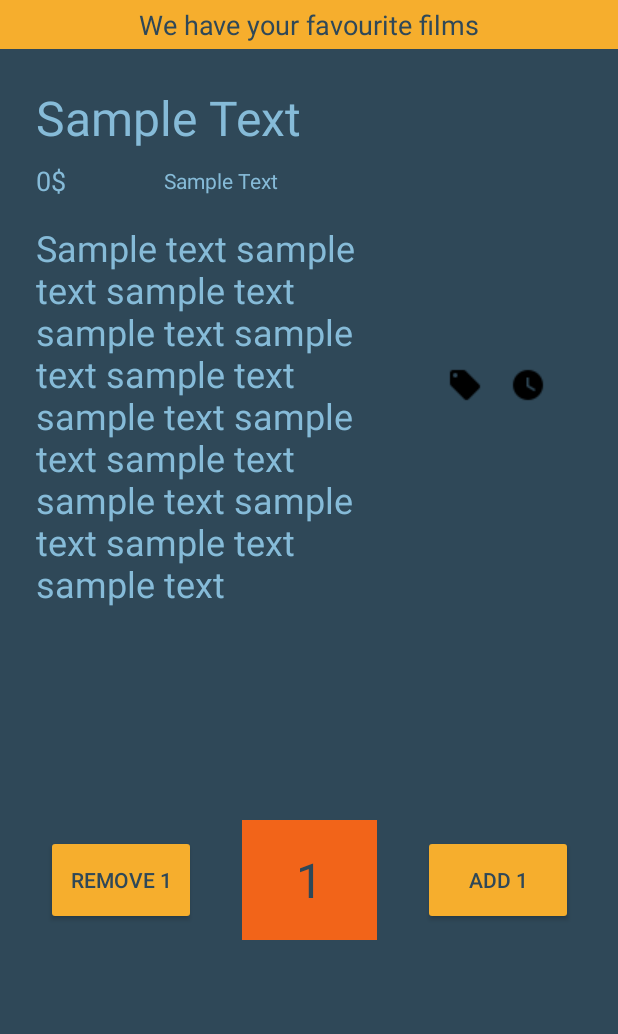
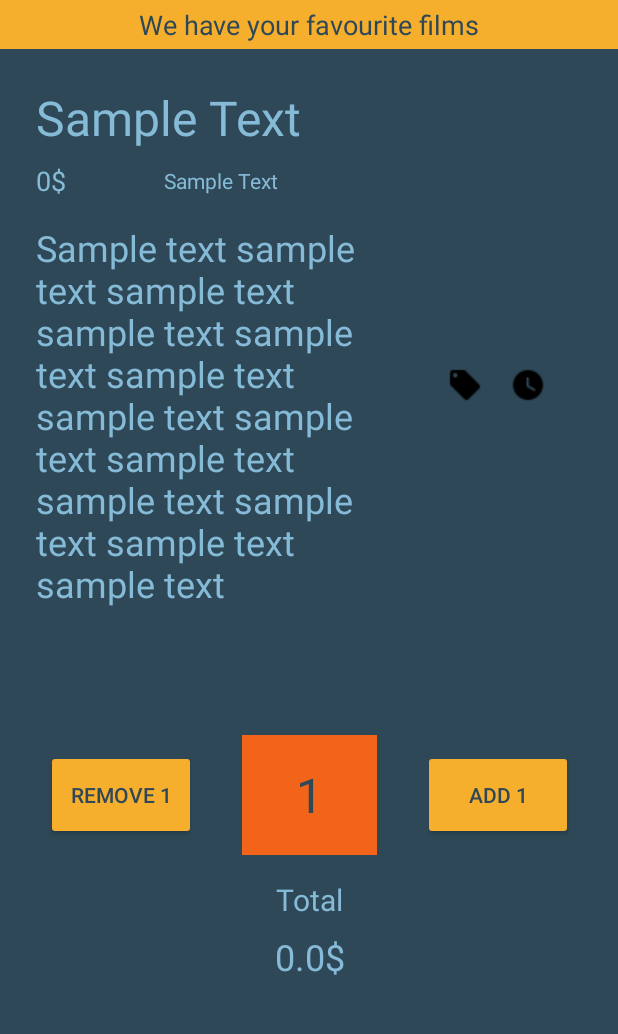
Before and after one commit to JavsJavs/Digital-Store-Android-App, an Android app: the FilmDetail screen opened directly, with no data from a screen before it, after a tap on "ADD 1", on a phone screen of 412 x 824 dp, the part 84-1118 px from its top. Run offline under Robolectric (Android 15) with nearby library versions, the phone set to English and light mode, and no system bars; 1 statement that could not run was skipped.

Commit message:
Added price multiplier to ddetail view

```diff
--- a/app/src/main/java/com/example/practica2/pages/FilmDetail.java
+++ b/app/src/main/java/com/example/practica2/pages/FilmDetail.java
@@ -2,11 +2,9 @@ package com.example.practica2.pages;
 
 import android.annotation.SuppressLint;
 import android.content.ContentValues;
-import android.content.res.Resources;
 import android.database.Cursor;
 import android.database.sqlite.SQLiteDatabase;
 import android.database.sqlite.SQLiteOpenHelper;
-import android.graphics.drawable.Drawable;
 import android.os.Bundle;
 import android.util.Log;
 import android.view.View;
@@ -22,6 +20,7 @@ import com.example.practica2.database.FilmDataHelper;
 public class FilmDetail extends AppCompatActivity {
     private int currentItems;
     private int id;
+    private float price;
     private SQLiteDatabase db;
     private FilmDataHelper filmDbHelper;
 
@@ -42,6 +41,7 @@ public class FilmDetail extends AppCompatActivity {
             cursor.moveToFirst();
             ((TextView) findViewById(R.id.itemDetailTitle)).setText(cursor.getString(FilmDataHelper.filmTable.NAME));
             this.currentItems = cursor.getInt(FilmDataHelper.filmTable.BOUGHT);
+            this.price = cursor.getFloat(FilmDataHelper.filmTable.PRICE);
             ((TextView) findViewById(R.id.itemDetailDescription)).setText(cursor.getString(FilmDataHelper.filmTable.DESC));
             ((TextView) findViewById(R.id.itemDetailPrice)).setText(cursor.getString(FilmDataHelper.filmTable.PRICE));
             if (cursor.getString(FilmDataHelper.filmTable.PLATFORM).equals("dvd"))
@@ -118,6 +118,23 @@ public class FilmDetail extends AppCompatActivity {
 
     private void updateItemsBought(){
         ((TextView) findViewById(R.id.itemDetailBought)).setText(String.valueOf(this.currentItems));
+        updateTotalCost();
+    }
+
+    @SuppressLint("SetTextI18n")
+    private void updateTotalCost(){
+        TextView totalText = findViewById(R.id.totalText);
+        TextView totalNumber = findViewById(R.id.totalNumber);
+        TextView totalDollar = findViewById(R.id.totalDollar);
+        if(this.currentItems > 0){
+            totalText.setText("Total");
+            totalNumber.setText(String.valueOf(this.price * this.currentItems));
+            totalDollar.setText("$");
+        }else{
+            totalText.setText("");
+            totalNumber.setText("");
+            totalDollar.setText("");
+        }
     }
 }
 /*db.execSQL("CREATE TABLE FILMS ("
--- a/app/src/main/res/layout/item_detail.xml
+++ b/app/src/main/res/layout/item_detail.xml
@@ -197,7 +197,9 @@
         app:layout_constraintBottom_toBottomOf="parent"
         app:layout_constraintEnd_toEndOf="parent"
         app:layout_constraintStart_toStartOf="parent"
-        app:layout_constraintTop_toBottomOf="@+id/constraintLayout6" />
+        app:layout_constraintTop_toBottomOf="@+id/constraintLayout6"
+        app:layout_constraintVertical_bias="0.3
+" />
 
     <Button
         android:id="@+id/itemDetailRemove"
@@ -230,4 +232,40 @@
         app:layout_constraintStart_toEndOf="@+id/itemDetailBought"
         app:layout_constraintTop_toTopOf="@+id/itemDetailBought"
         tools:targetApi="lollipop" />
+
+    <TextView
+        android:id="@+id/totalText"
+        android:layout_width="wrap_content"
+        android:layout_height="wrap_content"
+        android:layout_marginTop="16dp"
+        android:text="Total"
+        android:textSize="20sp"
+        app:layout_constraintEnd_toEndOf="@+id/itemDetailBought"
+        app:layout_constraintStart_toStartOf="@+id/itemDetailBought"
+        app:layout_constraintTop_toBottomOf="@+id/itemDetailBought" />
+
+    <LinearLayout
+        android:layout_width="wrap_content"
+        android:layout_height="wrap_content"
+        android:layout_marginTop="8dp"
+        android:orientation="horizontal"
+        app:layout_constraintEnd_toEndOf="@+id/totalText"
+        app:layout_constraintStart_toStartOf="@+id/totalText"
+        app:layout_constraintTop_toBottomOf="@+id/totalText">
+
+        <TextView
+            android:id="@+id/totalNumber"
+            android:layout_width="wrap_content"
+            android:layout_height="wrap_content"
+            android:textSize="24sp"
+            android:text="@string/sample_number" />
+
+        <TextView
+            android:id="@+id/totalDollar"
+            android:layout_width="wrap_content"
+            android:layout_height="wrap_content"
+            android:textSize="24sp"
+            android:text="@string/dollar" />
+    </LinearLayout>
+
 </androidx.constraintlayout.widget.ConstraintLayout>
```
